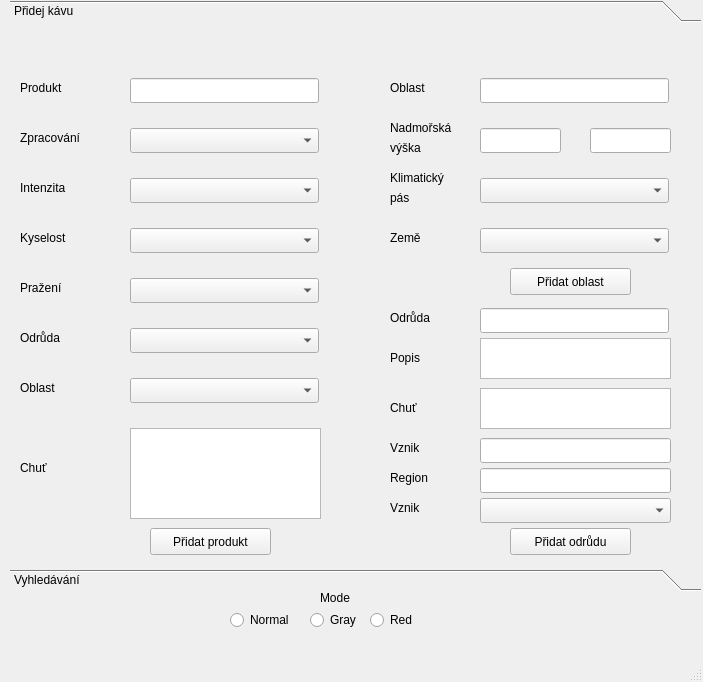
The window that projekt/mainwindow.ui (Luckays/coffee) describes before a commit, drawn with Qt 5.
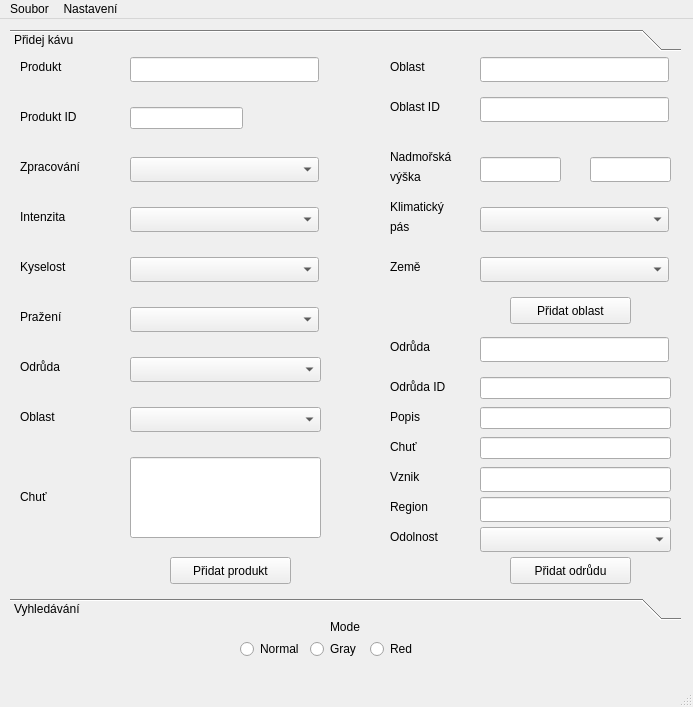
The same window after the commit. The open tabs and pages were chosen to show the change.

Diff of the .ui file:
```diff
--- a/projekt/mainwindow.ui
+++ b/projekt/mainwindow.ui
@@ -6,8 +6,8 @@
    <rect>
     <x>0</x>
     <y>0</y>
-    <width>703</width>
-    <height>682</height>
+    <width>693</width>
+    <height>707</height>
    </rect>
   </property>
   <property name="windowTitle">
@@ -18,8 +18,8 @@
     <property name="geometry">
      <rect>
       <x>10</x>
-      <y>0</y>
-      <width>691</width>
+      <y>10</y>
+      <width>671</width>
       <height>591</height>
      </rect>
     </property>
@@ -37,23 +37,13 @@
       <rect>
        <x>0</x>
        <y>0</y>
-       <width>691</width>
+       <width>671</width>
        <height>529</height>
       </rect>
      </property>
      <attribute name="label">
       <string>Přidej kávu</string>
      </attribute>
-     <widget class="QTextEdit" name="textEdit">
-      <property name="geometry">
-       <rect>
-        <x>120</x>
-        <y>400</y>
-        <width>191</width>
-        <height>91</height>
-       </rect>
-      </property>
-     </widget>
      <widget class="QLabel" name="label_5">
       <property name="geometry">
        <rect>
@@ -149,7 +139,7 @@
       <property name="geometry">
        <rect>
         <x>120</x>
-        <y>50</y>
+        <y>0</y>
         <width>189</width>
         <height>25</height>
        </rect>
@@ -200,7 +190,7 @@
        <rect>
         <x>120</x>
         <y>300</y>
-        <width>189</width>
+        <width>191</width>
         <height>25</height>
        </rect>
       </property>
@@ -210,7 +200,7 @@
        <rect>
         <x>120</x>
         <y>350</y>
-        <width>189</width>
+        <width>191</width>
         <height>25</height>
        </rect>
       </property>
@@ -219,7 +209,7 @@
       <property name="geometry">
        <rect>
         <x>10</x>
-        <y>50</y>
+        <y>0</y>
         <width>68</width>
         <height>19</height>
        </rect>
@@ -231,7 +221,7 @@
      <widget class="QPushButton" name="pushButton_13">
       <property name="geometry">
        <rect>
-        <x>140</x>
+        <x>160</x>
         <y>500</y>
         <width>121</width>
         <height>27</height>
@@ -245,7 +235,7 @@
       <property name="geometry">
        <rect>
         <x>470</x>
-        <y>50</y>
+        <y>0</y>
         <width>189</width>
         <height>25</height>
        </rect>
@@ -301,27 +291,7 @@
        </rect>
       </property>
      </widget>
-     <widget class="QTextEdit" name="textEdit_2">
-      <property name="geometry">
-       <rect>
-        <x>470</x>
-        <y>310</y>
-        <width>191</width>
-        <height>41</height>
-       </rect>
-      </property>
-     </widget>
-     <widget class="QTextEdit" name="textEdit_3">
-      <property name="geometry">
-       <rect>
-        <x>470</x>
-        <y>360</y>
-        <width>191</width>
-        <height>41</height>
-       </rect>
-      </property>
-     </widget>
-     <widget class="QLineEdit" name="lineEdit">
+     <widget class="QLineEdit" name="lineEdit_vznik">
       <property name="geometry">
        <rect>
         <x>470</x>
@@ -381,7 +351,7 @@
       <property name="geometry">
        <rect>
         <x>380</x>
-        <y>50</y>
+        <y>0</y>
         <width>68</width>
         <height>19</height>
        </rect>
@@ -407,7 +377,7 @@
       <property name="geometry">
        <rect>
         <x>380</x>
-        <y>370</y>
+        <y>380</y>
         <width>68</width>
         <height>19</height>
        </rect>
@@ -485,7 +455,7 @@
       <property name="geometry">
        <rect>
         <x>380</x>
-        <y>320</y>
+        <y>350</y>
         <width>68</width>
         <height>19</height>
        </rect>
@@ -530,7 +500,106 @@
        </rect>
       </property>
       <property name="text">
-       <string>Vznik</string>
+       <string>Odolnost</string>
+      </property>
+     </widget>
+     <widget class="QLineEdit" name="lineEdit_produkt_id">
+      <property name="geometry">
+       <rect>
+        <x>120</x>
+        <y>50</y>
+        <width>113</width>
+        <height>22</height>
+       </rect>
+      </property>
+     </widget>
+     <widget class="QLabel" name="label_26">
+      <property name="geometry">
+       <rect>
+        <x>10</x>
+        <y>50</y>
+        <width>68</width>
+        <height>19</height>
+       </rect>
+      </property>
+      <property name="text">
+       <string>Produkt ID</string>
+      </property>
+     </widget>
+     <widget class="QLineEdit" name="lineEdit_chut">
+      <property name="geometry">
+       <rect>
+        <x>470</x>
+        <y>380</y>
+        <width>191</width>
+        <height>22</height>
+       </rect>
+      </property>
+     </widget>
+     <widget class="QLineEdit" name="lineEdit_popis">
+      <property name="geometry">
+       <rect>
+        <x>470</x>
+        <y>350</y>
+        <width>191</width>
+        <height>22</height>
+       </rect>
+      </property>
+     </widget>
+     <widget class="QLineEdit" name="lineEdit_odruda_id">
+      <property name="geometry">
+       <rect>
+        <x>470</x>
+        <y>320</y>
+        <width>191</width>
+        <height>22</height>
+       </rect>
+      </property>
+     </widget>
+     <widget class="QLabel" name="label_27">
+      <property name="geometry">
+       <rect>
+        <x>380</x>
+        <y>320</y>
+        <width>68</width>
+        <height>19</height>
+       </rect>
+      </property>
+      <property name="text">
+       <string>Odrůda ID</string>
+      </property>
+     </widget>
+     <widget class="QLabel" name="label_28">
+      <property name="geometry">
+       <rect>
+        <x>380</x>
+        <y>40</y>
+        <width>68</width>
+        <height>19</height>
+       </rect>
+      </property>
+      <property name="text">
+       <string>Oblast ID</string>
+      </property>
+     </widget>
+     <widget class="QLineEdit" name="lineEdit_oblast_id">
+      <property name="geometry">
+       <rect>
+        <x>470</x>
+        <y>40</y>
+        <width>189</width>
+        <height>25</height>
+       </rect>
+      </property>
+     </widget>
+     <widget class="QLineEdit" name="lineEdit_chut_2">
+      <property name="geometry">
+       <rect>
+        <x>120</x>
+        <y>400</y>
+        <width>191</width>
+        <height>81</height>
+       </rect>
       </property>
      </widget>
     </widget>
@@ -940,8 +1009,8 @@
    <widget class="QLabel" name="label_25">
     <property name="geometry">
      <rect>
-      <x>320</x>
-      <y>590</y>
+      <x>330</x>
+      <y>600</y>
       <width>55</width>
       <height>16</height>
      </rect>
@@ -953,8 +1022,8 @@
    <widget class="QRadioButton" name="set_normal">
     <property name="geometry">
      <rect>
-      <x>230</x>
-      <y>610</y>
+      <x>240</x>
+      <y>620</y>
       <width>71</width>
       <height>20</height>
      </rect>
@@ -967,7 +1036,7 @@
     <property name="geometry">
      <rect>
       <x>310</x>
-      <y>610</y>
+      <y>620</y>
       <width>61</width>
       <height>20</height>
      </rect>
@@ -980,7 +1049,7 @@
     <property name="geometry">
      <rect>
       <x>370</x>
-      <y>610</y>
+      <y>620</y>
       <width>111</width>
       <height>20</height>
      </rect>
@@ -995,10 +1064,27 @@
     <rect>
      <x>0</x>
      <y>0</y>
-     <width>703</width>
+     <width>693</width>
      <height>26</height>
     </rect>
    </property>
+   <widget class="QMenu" name="menuNastaven">
+    <property name="title">
+     <string>Nastavení</string>
+    </property>
+    <addaction name="actionNormal"/>
+    <addaction name="actionGray"/>
+    <addaction name="actionRed"/>
+   </widget>
+   <widget class="QMenu" name="menuSoubor">
+    <property name="title">
+     <string>Soubor</string>
+    </property>
+    <addaction name="open_favorite_3"/>
+    <addaction name="close_all_3"/>
+   </widget>
+   <addaction name="menuSoubor"/>
+   <addaction name="menuNastaven"/>
   </widget>
   <widget class="QStatusBar" name="statusbar"/>
   <action name="close_all">
```
Left out of the diff: 131 changed lines with no effect on the pictures.
